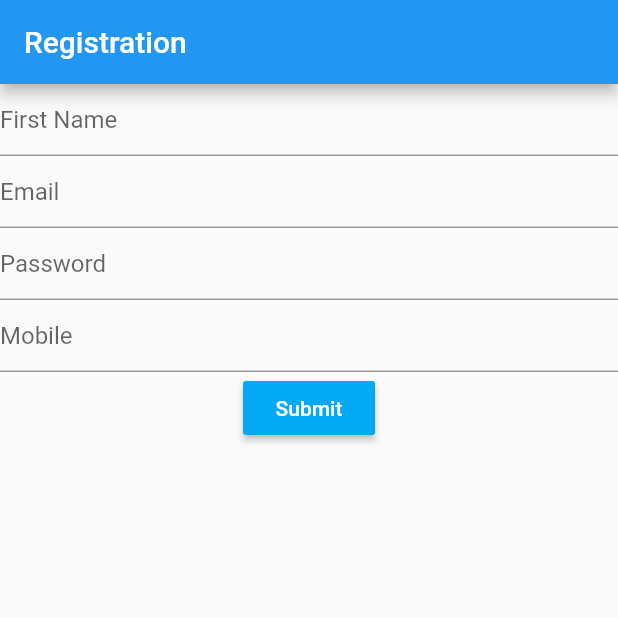
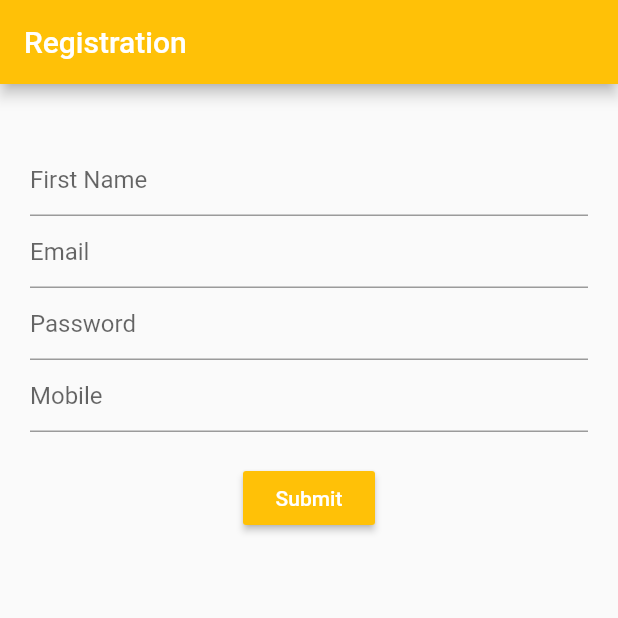
Before and after one commit to gtmraj7777/flutter_grocery_app, a Flutter app: the screen it shows after launch, after a tap on "SignUp", on a phone screen of 412 x 824 dp, the top half of it. Run offline on Flutter 3.47's test engine with Material 2 defaults, Android fonts, the phone set to English and light mode, and no system bars; network calls fail.

Commit message:
designing done...

```diff
--- a/lib/main.dart
+++ b/lib/main.dart
@@ -1,18 +1,10 @@
 import 'package:flutter/material.dart';
 import 'package:flutter_grocery_app/widget/category_screen.dart';
-import 'package:flutter_grocery_app/widget/error_page.dart';
-import 'package:flutter_grocery_app/widget/home_screen.dart';
 import 'package:flutter_grocery_app/widget/login_screen.dart';
 import 'package:flutter_grocery_app/widget/registration_form.dart';
 
-
-void main()
-{
+void main() {
   runApp(MyWidget());
-
-  // Comment added.
-
-
 }
 
 class MyWidget extends StatefulWidget {
@@ -27,17 +19,12 @@ class _MyWidgetState extends State<MyWidget> {
   Widget build(BuildContext context) {
     return MaterialApp(
       debugShowCheckedModeBanner: false,
-       initialRoute: "/",
-       routes: {
-
-         "/":(contex) => HomeScreen(),
-         "/registration":(contex) => Registration(),
-         "/login":(contex) => LoginScreen(),
-         "/category":(contex) => CategoryScreen(),
-        // "/error":(contex) => ErrorScreen(),
-       },
-
-
+      initialRoute: "/login",
+      routes: {
+        "/registration": (contex) => Registration(),
+        "/login": (contex) => LoginScreen(),
+        "/category": (contex) => CategoryScreen(),
+      },
     );
   }
 }
--- a/lib/widget/home_screen.dart
+++ /dev/null
@@ -1,35 +0,0 @@
-import 'package:flutter/material.dart';
-
-class HomeScreen extends StatefulWidget {
-  const HomeScreen({Key? key}) : super(key: key);
-
-  @override
-  _HomeScreenState createState() => _HomeScreenState();
-}
-
-class _HomeScreenState extends State<HomeScreen> {
-  @override
-  Widget build(BuildContext context) {
-    return MaterialApp(
-      debugShowCheckedModeBanner: false,
-      home: Scaffold(
-        appBar: AppBar(title: Text("Grocery App"),),
-        body: Center(
-          child: Row(
-            mainAxisAlignment: MainAxisAlignment.spaceEvenly,
-            children: [
-              new RaisedButton(onPressed: (){
-                Navigator.pushNamed(context, "/login");
-              },child: Text("LogIn"),),
-              new RaisedButton(onPressed: (){
-                Navigator.pushNamed(context, "/registration");
-
-
-              },child: Text("SignUp"),)
-            ],
-          ),
-        ),
-      ),
-    );
-  }
-}
--- a/lib/widget/login_screen.dart
+++ b/lib/widget/login_screen.dart
@@ -1,9 +1,6 @@
 import 'package:flutter/material.dart';
-import 'package:fluttertoast/fluttertoast.dart';
-
 import 'package:http/http.dart' as http;
 import 'dart:convert';
-
 import 'error_page.dart';
 
 class LoginScreen extends StatefulWidget {
@@ -14,88 +11,95 @@ class LoginScreen extends StatefulWidget {
 }
 
 class _LoginScreenState extends State<LoginScreen> {
-  TextEditingController textEditingControllerEmail = new TextEditingController();
-  TextEditingController textEditingControllerPassword = new TextEditingController();
+  TextEditingController textEditingControllerEmail =
+      new TextEditingController();
+  TextEditingController textEditingControllerPassword =
+      new TextEditingController();
 
   @override
   Widget build(BuildContext context) {
     return MaterialApp(
       debugShowCheckedModeBanner: false,
       home: Scaffold(
-        appBar: AppBar(title: Text("Login"),),
+        appBar: AppBar(
+          backgroundColor: Colors.amber,
+          title: Text("Home"),
+        ),
         body: Center(
-          child: new Form(
-
-            child: new Column(
+          child: Form(
+            child: Column(
+              children: <Widget>[
+                SizedBox(
+                  height: 80.0,
+                ),
+                Container(
+                    margin: EdgeInsets.fromLTRB(20.0, 0, 20, 0),
+                    child: TextFormField(
+                      controller: textEditingControllerEmail,
+                      decoration: InputDecoration(hintText: "Email"),
+                    )),
+                Container(
+                    margin: EdgeInsets.fromLTRB(20.0, 0, 20, 0),
+                    child: TextFormField(
+                      controller: textEditingControllerPassword,
+                      decoration: InputDecoration(hintText: "Password"),
+                    )),
+                SizedBox(
+                  height: 20.0,
+                ),
+                Row(
+                  mainAxisAlignment: MainAxisAlignment.spaceEvenly,
                   children: [
-
-                new TextFormField(controller: textEditingControllerEmail ,decoration: InputDecoration(hintText: "Email"),),
-                new TextFormField(controller: textEditingControllerPassword,decoration: InputDecoration(hintText : "Password"),),
-
-                RaisedButton(color: Colors.lightBlue,
-
-                  onPressed: login,
-
-                  child: Text("Login",style: new TextStyle(color: Colors.white),),
+                    RaisedButton(
+                      color: Colors.green,
+                      onPressed: () {
+                        login();
+                      },
+                      child: Text("LogIn"),
+                    ),
+                    RaisedButton(
+                      color: Colors.pinkAccent,
+                      onPressed: () {
+                        Navigator.pushNamed(context, "/registration");
+                      },
+                      child: Text("SignUp"),
+                    )
+                  ],
                 ),
               ],
-            ) ,
-
-          ) ,
+            ),
+          ),
         ),
       ),
     );
   }
 
-  void login() async{
-
+  void login() async {
     try {
-
-          Map<String,String> headers ={
-            "Content-Type" : "application/json",
+      Map<String, String> headers = {
+        "Content-Type": "application/json",
       };
 
-          var response = await http.post(Uri.parse(
-              "https://grocery-second-app.herokuapp.com/api/auth/login"),
-              body: jsonEncode( {
-
+      var response = await http.post(
+          Uri.parse("https://grocery-second-app.herokuapp.com/api/auth/login"),
+          body: jsonEncode({
             "email": "${textEditingControllerEmail.text}",
             "password": "${textEditingControllerPassword.text}",
+          }),
+          headers: headers);
 
-              }),headers: headers
-          );
-
-        //  print(response.statusCode);
-
-         // print("++++++++++  "+response.body);
       var decodeData = jsonDecode(response.body);
 
+      var msg = decodeData["message"];
 
-          print(decodeData);
-
-          var msg = decodeData["message"];
-          print(msg);
-
-
-      if(msg == null)
-        {
+      if (msg == null) {
         Navigator.pushNamed(context, "/category");
-        }else{
-        Navigator.of(context).push(MaterialPageRoute(builder: (context) => ErrorScreen.Test("$msg")));
+      } else {
+        Navigator.of(context).push(
+            MaterialPageRoute(builder: (context) => ErrorScreen.Test("$msg")));
       }
-
-
-
-
-
-
-        }
-        catch(e)
-        {
+    } catch (e) {
       print("--------------  $e");
     }
-
-
-
   }
 }
--- a/lib/widget/registration_form.dart
+++ b/lib/widget/registration_form.dart
@@ -11,73 +11,94 @@ class Registration extends StatefulWidget {
 }
 
 class _RegistrationState extends State<Registration> {
-
-
   TextEditingController textEditingControllerName = new TextEditingController();
-  TextEditingController textEditingControllerEmail = new TextEditingController();
-  TextEditingController textEditingControllerPassword = new TextEditingController();
-  TextEditingController textEditingControllerMobile = new TextEditingController();
+  TextEditingController textEditingControllerEmail =
+      new TextEditingController();
+  TextEditingController textEditingControllerPassword =
+      new TextEditingController();
+  TextEditingController textEditingControllerMobile =
+      new TextEditingController();
 
   @override
   Widget build(BuildContext context) {
     return MaterialApp(
       debugShowCheckedModeBanner: false,
       home: Scaffold(
-        appBar: AppBar(title: Text("Registration"),),
-        body: Center(
-          child: new Form(
-
-            child: new Column(
+        appBar: AppBar(
+          backgroundColor: Colors.amber,
+          title: Text("Registration"),
+        ),
+        body: Container(
+          margin: EdgeInsets.fromLTRB(20.0, 0, 20.0, 0),
+          child: Center(
+            child: Form(
+              child: Column(
                 children: [
-                new TextFormField(controller: textEditingControllerName,decoration: InputDecoration(hintText : "First Name"),),
-                new TextFormField(controller: textEditingControllerEmail,decoration: InputDecoration(hintText: "Email"),),
-                new TextFormField(controller: textEditingControllerPassword,decoration: InputDecoration(hintText : "Password"),),
-                new TextFormField(controller: textEditingControllerMobile,decoration: InputDecoration(hintText: "Mobile"),),
-                RaisedButton(color: Colors.lightBlue,
-                  onPressed: (){
-
+                  SizedBox(
+                    height: 40.0,
+                  ),
+                  TextFormField(
+                    controller: textEditingControllerName,
+                    decoration: InputDecoration(hintText: "First Name"),
+                  ),
+                  TextFormField(
+                    controller: textEditingControllerEmail,
+                    decoration: InputDecoration(hintText: "Email"),
+                  ),
+                  TextFormField(
+                    controller: textEditingControllerPassword,
+                    decoration: InputDecoration(hintText: "Password"),
+                  ),
+                  TextFormField(
+                    controller: textEditingControllerMobile,
+                    decoration: InputDecoration(hintText: "Mobile"),
+                  ),
+                  SizedBox(
+                    height: 20.0,
+                  ),
+                  Container(
+                    child: RaisedButton(
+                      color: Colors.amber,
+                      onPressed: () {
                         registerData();
-
                       },
-                  child: Text("Submit",style: new TextStyle(color: Colors.white),),
+                      child: Text(
+                        "Submit",
+                        style: TextStyle(color: Colors.white),
+                      ),
+                    ),
                   ),
                 ],
-            ) ,
-
-          ) ,
+              ),
+            ),
+          ),
         ),
       ),
     );
   }
 
-  void registerData() async{
-       try{
-            Map<String,String> headers ={
-              "Content-Type" : "application/json",
+  void registerData() async {
+    try {
+      Map<String, String> headers = {
+        "Content-Type": "application/json",
       };
 
-            var response = await http.post(Uri.parse(
+      var response = await http.post(
+          Uri.parse(
               "https://grocery-second-app.herokuapp.com/api/auth/register"),
-                body: jsonEncode( {
+          body: jsonEncode({
             "firstName": "${textEditingControllerName.text}",
             "email": "${textEditingControllerEmail.text}",
             "password": "${textEditingControllerPassword.text}",
             "mobile": "${textEditingControllerMobile.text}"
-                }),headers: headers
-            );
+          }),
+          headers: headers);
 
-           // print("++++++++++  "+response.body);
       var decodeData = jsonDecode(response.body);
-            //print(decodeData);
-
       var msg = decodeData["message"];
-           // print(msg);
-              Navigator.of(context).push(MaterialPageRoute(builder: (context) => ErrorScreen.Test("$msg")));
-
-
-       }
-          catch(e)
-          {
+      Navigator.of(context).push(
+          MaterialPageRoute(builder: (context) => ErrorScreen.Test("$msg")));
+    } catch (e) {
       print("e");
     }
   }
```
Also changed, not shown: lib/model/category.dart (+5 -11 lines), lib/widget/category_screen.dart (+24 -29 lines), lib/widget/error_page.dart (+14 -8 lines), 1 other file. Lines whose indentation alone changed are shown as unchanged.
